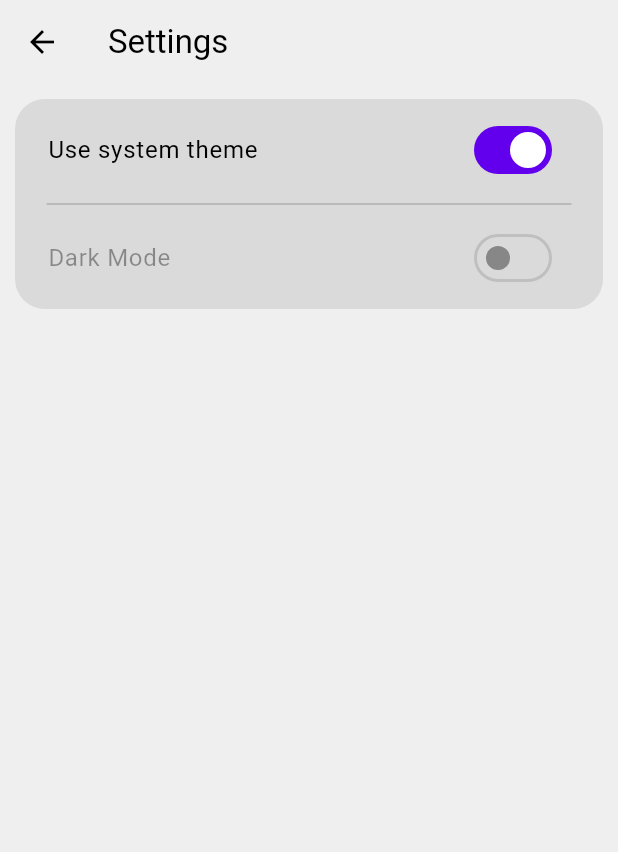
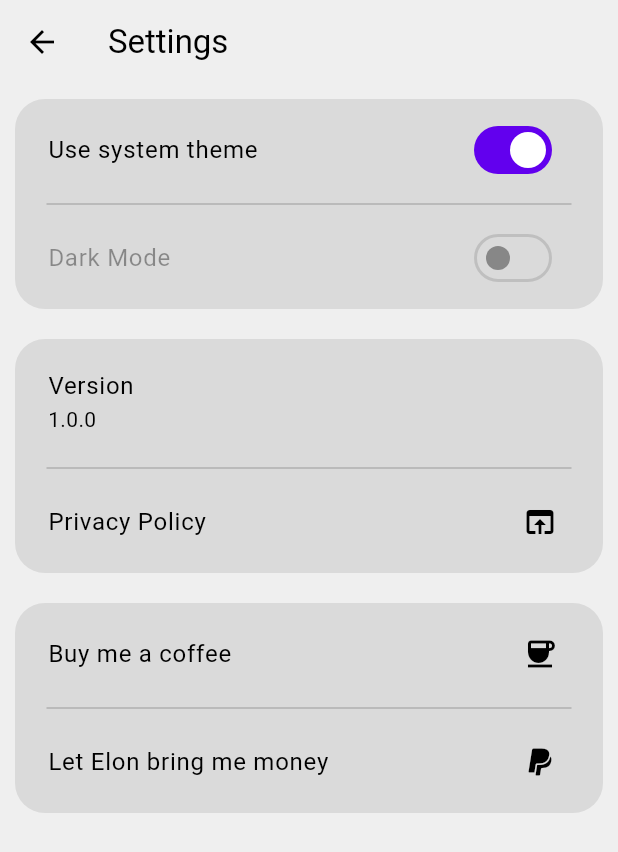
Before and after one commit to tiedl25/supalist, a Flutter app: the SettingsView screen opened by its route, on a phone screen of 412 x 824 dp. Shown: the top 852 px of the screen. Run offline on Flutter 3.47's test engine with Material 3 defaults, Android fonts, the phone set to English and light mode, and no system bars; our stand-ins replace bloc, flutter_bloc, flutter_slidable, flutter_speed_dial, package_info_plus, shared_preferences and 3 more; accounts and stored records are empty.

Commit message:
Enhance SettingsView: Add version info and donation options, refactor theme settings

```diff
--- a/lib/bloc/settingsview_bloc.dart
+++ b/lib/bloc/settingsview_bloc.dart
@@ -1,5 +1,5 @@
 import 'dart:ui';
-
+import 'package:package_info_plus/package_info_plus.dart';
 import 'package:bloc/bloc.dart';
 import 'package:shared_preferences/shared_preferences.dart';
 import 'package:supalist/bloc/settingsview_states.dart';
@@ -17,7 +17,10 @@ class SettingsViewCubit extends Cubit<SettingsViewState> {
     final isSystemTheme = prefs.getBool('systemTheme') ?? true;
     final isDarkMode = prefs.getBool('darkMode') ?? false;
 
-    emit(SettingsViewLoaded(systemTheme: isSystemTheme, darkMode: isDarkMode));
+    PackageInfo packageInfo = await PackageInfo.fromPlatform();
+    final version = packageInfo.version;
+
+    emit(SettingsViewLoaded(systemTheme: isSystemTheme, darkMode: isDarkMode, version: version));
   }
 
   Future<void> toggleSystemTheme(bool value, Brightness platformBrightness) async {
--- a/lib/bloc/settingsview_states.dart
+++ b/lib/bloc/settingsview_states.dart
@@ -5,10 +5,11 @@ class SettingsViewLoading extends SettingsViewState {}
 class SettingsViewLoaded extends SettingsViewState {
   final bool systemTheme;
   final bool darkMode;
+  final String version;
 
-  SettingsViewLoaded({required this.systemTheme, required this.darkMode});
+  SettingsViewLoaded({required this.systemTheme, required this.darkMode, required this.version});
 
-  SettingsViewLoaded copy({bool? systemTheme, bool? darkMode}) {
-    return SettingsViewLoaded(systemTheme: systemTheme ?? this.systemTheme, darkMode: darkMode ?? this.darkMode);
+  SettingsViewLoaded copy({bool? systemTheme, bool? darkMode, String? version}) {
+    return SettingsViewLoaded(systemTheme: systemTheme ?? this.systemTheme, darkMode: darkMode ?? this.darkMode, version: version ?? this.version);
   }
 }
--- a/lib/ui/views/settingsview.dart
+++ b/lib/ui/views/settingsview.dart
@@ -1,38 +1,97 @@
+import 'package:flutter/foundation.dart';
+import 'package:flutter/gestures.dart';
 import 'package:flutter/material.dart';
 import 'package:flutter_bloc/flutter_bloc.dart';
 import 'package:supalist/bloc/settingsview_bloc.dart';
 import 'package:supalist/bloc/settingsview_states.dart';
+import 'package:webview_flutter/webview_flutter.dart';
 
 class SettingsView extends StatelessWidget {
   late final SettingsViewCubit cubit;
+  late final BuildContext context;
 
-  @override
-  Widget build(BuildContext context) {
-    cubit = context.read<SettingsViewCubit>();
+  Future<void> showPrivacyPolicy() async {
+    await Navigator.push(
+      context,
+      MaterialPageRoute<void>(
+        builder: (BuildContext context) {
+          return Scaffold(
+            backgroundColor: Theme.of(context).colorScheme.surface,
+            appBar: AppBar(
+              title: Text('Privacy Policy'),
+            ),
+            body: WebViewWidget(
+                gestureRecognizers: Set()
+                  ..add(Factory<VerticalDragGestureRecognizer>(
+                  () => VerticalDragGestureRecognizer())),
+                controller: WebViewController()
+                  ..loadRequest(Uri.parse("https://tmc.tiedl.rocks/supalist/dsgvo"))
+                  ..setJavaScriptMode(JavaScriptMode.unrestricted),
+              ),
+          );
+        },
+      ),
+    );
+  }
 
+  Future<void> showBuyMeACoffee() async {
+    await Navigator.push(
+      context,
+      MaterialPageRoute<void>(
+        builder: (BuildContext context) {
           return Scaffold(
-      backgroundColor: Theme.of(context).colorScheme.background,
+            backgroundColor: Theme.of(context).colorScheme.surface,
             appBar: AppBar(
-        title: const Text('Settings'),
+              title: Text('Buy Me A Coffee'),
             ),
-      body: Container(
+            body: WebViewWidget(
+                gestureRecognizers: Set()
+                  ..add(Factory<VerticalDragGestureRecognizer>(
+                  () => VerticalDragGestureRecognizer())),
+                controller: WebViewController()
+                  ..loadRequest(Uri.parse("https://buymeacoffee.com/tiedl"))
+                  ..setJavaScriptMode(JavaScriptMode.unrestricted),
+              ),
+          );
+        },
+      ),
+    );
+  }
+
+  Future<void> showPaypal() async {
+    await Navigator.push(
+      context,
+      MaterialPageRoute<void>(
+        builder: (BuildContext context) {
+          return Scaffold(
+            backgroundColor: Theme.of(context).colorScheme.surface,
+            appBar: AppBar(
+              title: Text('Paypal'),
+            ),
+            body: WebViewWidget(
+                gestureRecognizers: Set()
+                  ..add(Factory<VerticalDragGestureRecognizer>(
+                  () => VerticalDragGestureRecognizer())),
+                controller: WebViewController()
+                  ..loadRequest(Uri.parse("https://paypal.me/tiedl25"))
+                  ..setJavaScriptMode(JavaScriptMode.unrestricted),
+              ),
+          );
+        },
+      ),
+    );
+  }
+
+  Widget themeSegment(state) {
+    return Container(
       margin: const EdgeInsets.all(10),
       padding: const EdgeInsets.all(5),
       decoration: BoxDecoration(
-            color: Theme.of(context).colorScheme.surface,
+        color: Theme.of(context).colorScheme.surfaceContainer,
         border: Border.all(
           style: BorderStyle.none,
         ),
         borderRadius: BorderRadius.circular(20)),
-        child: BlocBuilder<SettingsViewCubit, SettingsViewState>(
-          builder: (context, state) {
-            if (state is SettingsViewLoading) {
-              return const Center(child: CircularProgressIndicator());
-            }
-
-            state as SettingsViewLoaded;
-
-            return SingleChildScrollView(
       child: Column(
         children: [
           SwitchListTile(
@@ -54,11 +113,102 @@ class SettingsView extends StatelessWidget {
                 ? null
                 : (bool value) async => cubit.toggleDarkMode(value, MediaQuery.of(context).platformBrightness)),
         ],
+      )
+    );
+  }
+
+  Widget infoSegment(String version) {
+    return Container(
+      margin: const EdgeInsets.all(10),
+      padding: const EdgeInsets.all(5),
+      decoration: BoxDecoration(
+        color: Theme.of(context).colorScheme.surfaceContainer,
+        border: Border.all(
+          style: BorderStyle.none,
+        ),
+        borderRadius: BorderRadius.circular(20)),
+      child: Column(
+        children: [
+          ListTile(
+            title: Text("Version"),
+            subtitle: Text(version),
+          ),
+          const Divider(
+            thickness: 0.2,
+            indent: 15,
+            endIndent: 15,
+          ),
+          ListTile(
+            title: Text("Privacy Policy"),
+            trailing: Icon(Icons.open_in_browser),
+            onTap: () => showPrivacyPolicy(),
+          ),
+        ],
+      ),
+    );
+  }
+
+  Widget donationSegment() {
+    return Container(
+      margin: const EdgeInsets.all(10),
+      padding: const EdgeInsets.all(5),
+      decoration: BoxDecoration(
+          color: Theme.of(context).colorScheme.surfaceContainer,
+          border: Border.all(
+            style: BorderStyle.none,
+          ),
+          borderRadius: BorderRadius.circular(20)),
+      child: Column(
+        children: [
+          ListTile(
+            title: Text('Buy me a coffee'),
+            trailing: Icon(Icons.coffee),
+            onTap: () => showBuyMeACoffee(),
+          ),
+          const Divider(
+            thickness: 0.2,
+            indent: 15,
+            endIndent: 15,
+          ),
+          ListTile(
+            title: Text('Let Elon bring me money'),
+            trailing: Icon(Icons.paypal),
+            onTap: () => showPaypal(),
+          )
+        ],
+      ),
+    );
+  }
+
+  @override
+  Widget build(BuildContext context) {
+    this.context = context;
+    cubit = context.read<SettingsViewCubit>();
+
+    return Scaffold(
+      backgroundColor: Theme.of(context).colorScheme.background,
+      appBar: AppBar(
+        title: const Text('Settings'),
+      ),
+      body: BlocBuilder<SettingsViewCubit, SettingsViewState>(
+          builder: (context, state) {
+            if (state is SettingsViewLoading) {
+              return const Center(child: CircularProgressIndicator());
+            }
+
+            state as SettingsViewLoaded;
+
+            return SingleChildScrollView(
+              child: Column(
+                children: [
+                  themeSegment(state),
+                  infoSegment(state.version),
+                  donationSegment(),
+                ],
               ),
             );
           },
         ),
-      ),
     );
   }
 }
--- a/pubspec.yaml
+++ b/pubspec.yaml
@@ -46,6 +46,8 @@ dependencies:
   bloc: ^8.1.0
   flutter_bloc: ^8.1.2
   flutter_slidable: any
+  webview_flutter: any
+  package_info_plus: any
 
 dev_dependencies:
   flutter_test:
```
Lines whose indentation alone changed are shown as unchanged.
